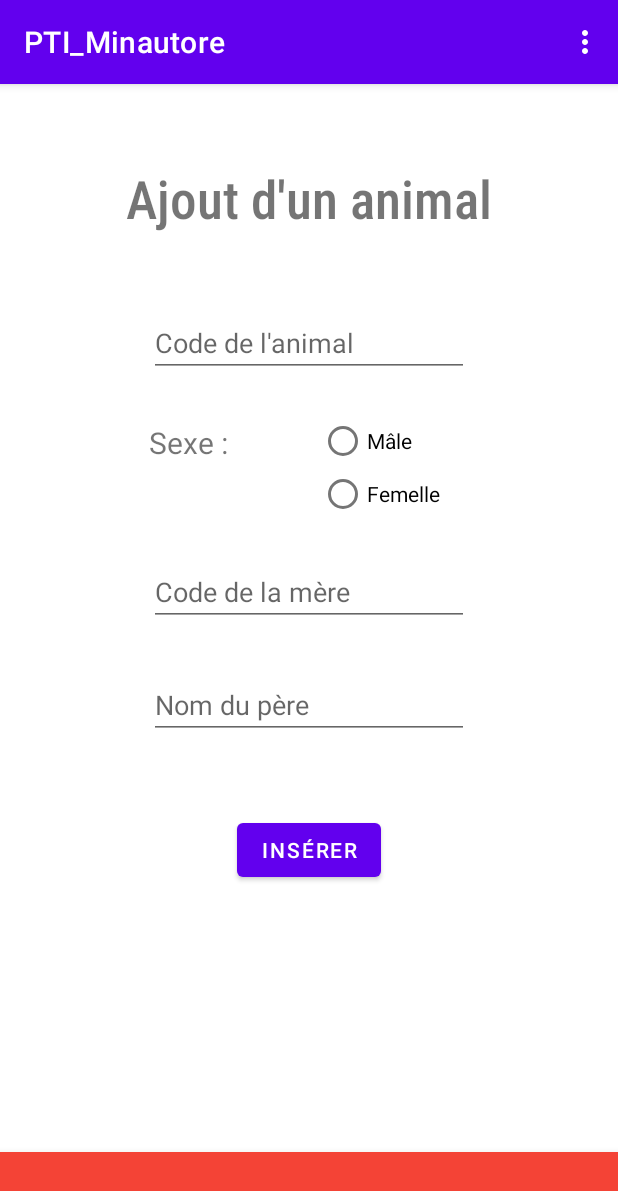
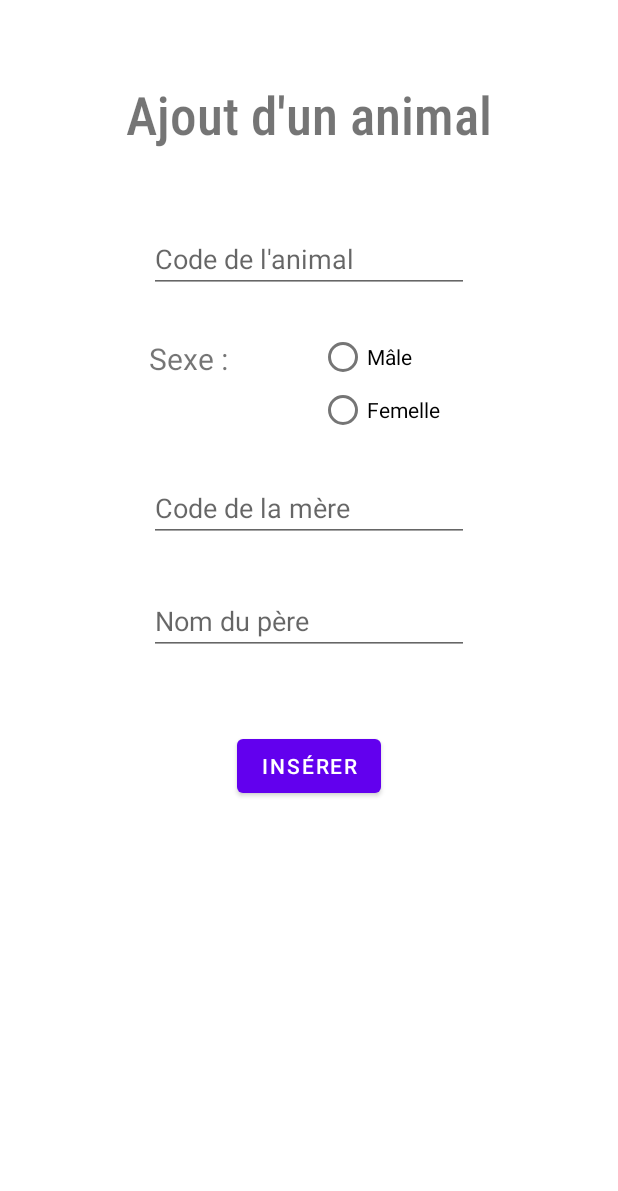
Before and after one commit to FrancoisGeremie/PTI_Minotaure, an Android app: the AddFragment screen opened through its navigation route, on a phone screen of 412 x 824 dp. Shown: the top 1191 px of the screen. Run offline under Robolectric (Android 15) with nearby library versions, the phone set to English and light mode, and no system bars; libraries missing offline, so code that uses them is left out: com.google.mlkit.vision, io.fotoapparat, io.fotoapparat.configuration, io.fotoapparat.log, io.fotoapparat.parameter and 2 more; 3 statements that could not run were skipped.

Commit message:
predict + ajout à la DB fonctionnel

```diff
--- a/app/build.gradle
+++ b/app/build.gradle
@@ -43,9 +43,11 @@ dependencies {
     implementation 'androidx.navigation:navigation-ui-ktx:2.3.3'
     implementation 'com.google.android.gms:play-services-mlkit-text-recognition:16.1.3'
     implementation 'io.fotoapparat:fotoapparat:2.6.1'
+    implementation 'com.google.android.material:material:1.0.0'
     testImplementation 'junit:junit:4.+'
     implementation "org.jetbrains.kotlinx:kotlinx-coroutines-core:1.3.2"
     implementation 'org.jetbrains.kotlinx:kotlinx-coroutines-android:1.4.3'
     androidTestImplementation 'androidx.test.ext:junit:1.1.2'
     androidTestImplementation 'androidx.test.espresso:espresso-core:3.3.0'
+
 }
--- a/app/src/main/java/com/example/pti_minautore/FirstFragment.kt
+++ b/app/src/main/java/com/example/pti_minautore/FirstFragment.kt
@@ -30,6 +30,8 @@ import io.fotoapparat.selector.front
 import io.fotoapparat.selector.off
 import io.fotoapparat.selector.torch
 import io.fotoapparat.view.CameraView
+import kotlinx.coroutines.*
+import java.lang.Runnable
 
 
 /**
@@ -45,6 +47,8 @@ class FirstFragment : Fragment() {
     val predlist:MutableList<String> = mutableListOf()
     var bms: Bitmap? = null
     var pred: String = ""
+    var job: Job? = null
+
 
 
 
@@ -79,7 +83,6 @@ class FirstFragment : Fragment() {
 
         val switch_camera = view.findViewById<ImageButton>(R.id.switchCam)
         val switch_light = view.findViewById<ImageButton>(R.id.switchLight)
-        val et = view?.findViewById<TextView>(R.id.textViewpred)
 
 
 
@@ -94,39 +97,24 @@ class FirstFragment : Fragment() {
             findNavController().navigate(R.id.action_FirstFragment_to_SecondFragment)
         }
 
-        Thread.sleep(1000)
+        Thread.sleep(1500)
         if (hasNoPermissions()) { requestPermission() } else {
 
-            t.start()
+            job = GlobalScope.launch (Dispatchers.Main){
+            while(fotoapparatState == FotoapparatState.ON){
+                repeat()
+                delay(500)
+            }
+                cancel()
+            }
         }
-
-
     }
-
-
 
 
     private fun repeat(){
 
         var bms = takepic()
-        bms?.let {
-
-            var list = mutableListOf<String>()
-            var vt = scanPic(it)
-
-                //list.addAll(succes(it1))
-                //for (elem in list)
-                 //   pred += elem
-
-                //val bundle = Bundle()
-                //bundle.putString("pred", pred)
-                //activity?.runOnUiThread(Runnable {
-                //this.onStop()
-                //findNavController().navigate(R.id.action_FirstFragment_to_SecondFragment, bundle)  })
-
-
-
-        }
+        bms?.let { scanPic(it) }
     }
 
     private fun createFotoapparat() {
@@ -175,20 +163,23 @@ class FirstFragment : Fragment() {
     private fun takepic ():Bitmap? {
 
 
-        val photoResult = fotoapparat!!.takePicture()
-        photoResult
+        if (fotoapparatState == FotoapparatState.ON) {
+            val photoResult = fotoapparat?.takePicture()
+            photoResult
 
-            .toBitmap()
-            .whenAvailable { bitmapPhoto ->
+                    ?.toBitmap()
+                    ?.whenAvailable { bitmapPhoto ->
 
-                    val matrix = Matrix()
-                    matrix.postRotate((360 - bitmapPhoto?.rotationDegrees!!).toFloat())
-                    val bm = bitmapPhoto?.bitmap
+                        val matrix = Matrix()
+                        if (bitmapPhoto?.rotationDegrees!=null) {
+                        matrix.postRotate((360 - bitmapPhoto?.rotationDegrees!!).toFloat())}
+                        val bm = bitmapPhoto?.bitmap
 
-                    val bmr = Bitmap.createBitmap(bm, 0, 0, bm.getWidth(), bm.getHeight(), matrix, true)
-                    val bmc = Bitmap.createBitmap(bmr, bmr.getWidth() / 10, bmr.getHeight() / 4, 8 * bmr.getWidth() / 10, bmr.getHeight() / 2)
-                    bms = Bitmap.createScaledBitmap(bmc, 350, 300, true)
-            }
+                        val bmr = bm?.let { Bitmap.createBitmap(it, 0, 0, bm.getWidth(), bm.getHeight(), matrix, true) }
+                        val bmc = bmr?.let { Bitmap.createBitmap(it, bmr.getWidth() / 10, bmr.getHeight() / 4, 8 * bmr.getWidth() / 10, bmr.getHeight() / 2) }
+                        bms = bmc?.let { Bitmap.createScaledBitmap(it, 350, 300, true) }
+                    }
+        }
 
         return bms
 
@@ -212,12 +203,8 @@ class FirstFragment : Fragment() {
 
                     if (predlist.size >= 2 && predlist.last() in predlist.dropLast(1)) {
 
-                        val bundle = Bundle()
-                        bundle.putString("pred", predlist.last())
 
-                        //onStop()
-                        Thread.interrupted()
-                        findNavController().navigate(R.id.action_FirstFragment_to_SecondFragment, bundle)
+                        onpred(predlist.last())
 
 
                     }
@@ -228,7 +215,13 @@ class FirstFragment : Fragment() {
 
     }
 
-
+    private fun onpred(pred : String){
+        val bundle = Bundle()
+        bundle.putString("pred",pred )
+        predlist.clear()
+        findNavController().navigate(R.id.action_FirstFragment_to_AddFragment, bundle)
+        job?.cancel()
+    }
 
 
     private fun succes (text : Text): MutableList<String> {
@@ -279,7 +272,6 @@ class FirstFragment : Fragment() {
         super.onStop()
         fotoapparat?.stop()
         FotoapparatState.OFF
-        t.interrupt()
     }
 
     override fun onResume() {
--- a/app/src/main/java/com/example/pti_minautore/MainActivity.kt
+++ b/app/src/main/java/com/example/pti_minautore/MainActivity.kt
@@ -13,7 +13,6 @@ class MainActivity : AppCompatActivity() {
     override fun onCreate(savedInstanceState: Bundle?) {
         super.onCreate(savedInstanceState)
         setContentView(R.layout.activity_main)
-        setSupportActionBar(findViewById(R.id.toolbar))
 
 
     }
--- a/app/src/main/res/layout/activity_main.xml
+++ b/app/src/main/res/layout/activity_main.xml
@@ -7,24 +7,15 @@
     android:layout_height="match_parent"
     tools:context=".MainActivity">
 
-    <com.google.android.material.appbar.AppBarLayout
-        android:layout_width="match_parent"
-        android:layout_height="wrap_content"
-        android:theme="@style/Theme.PTI_Minautore.AppBarOverlay">
-
-        <androidx.appcompat.widget.Toolbar
-            android:id="@+id/toolbar"
-            android:layout_width="match_parent"
-            android:layout_height="?attr/actionBarSize"
-            android:background="?attr/colorPrimary"
-            app:popupTheme="@style/Theme.PTI_Minautore.PopupOverlay" />
 
 
 
-    </com.google.android.material.appbar.AppBarLayout>
+
 
     <include layout="@layout/content_main" />
 
 
 
+
+
 </androidx.coordinatorlayout.widget.CoordinatorLayout>
--- a/app/src/main/res/layout/fragment_add.xml
+++ b/app/src/main/res/layout/fragment_add.xml
@@ -10,23 +10,14 @@
 
 
 
-    <com.google.android.material.bottomnavigation.BottomNavigationView
-        android:id="@+id/nav_bar"
-        android:layout_width="match_parent"
-        android:layout_height="wrap_content"
-        android:background="#F44336"
-        app:itemIconTint="@color/white"
-        app:itemTextColor="@color/white"
-        app:layout_constraintBottom_toBottomOf="parent"
-        app:layout_constraintLeft_toLeftOf="parent"
-        app:layout_constraintRight_toRightOf="parent" />
+
 
     <FrameLayout
         android:id="@+id/fragment_container"
         android:layout_width="match_parent"
         android:layout_height="0dp"
         app:layout_constraintTop_toTopOf="parent"
-        app:layout_constraintBottom_toTopOf="@id/nav_bar"/>
+        app:layout_constraintBottom_toBottomOf="parent"/>
 
     <EditText
         android:id="@+id/editTextNumber"
--- a/app/src/main/res/menu/menu.xml
+++ b/app/src/main/res/menu/menu.xml
@@ -16,5 +16,5 @@
         android:id="@+id/data_ic"
         android:icon="@drawable/database_reader"
         android:title="Mes données"/>
-        app:showAsAction="never" />
+        app:showAsAction="always" />
 </menu>
```
Also changed, not shown: app/src/main/java/com/example/pti_minautore/AddFragment.kt (+19 -10 lines), app/src/main/res/layout/fragment_first.xml (+2 -24 lines), app/src/main/res/layout/fragment_second.xml (+1 -10 lines).
